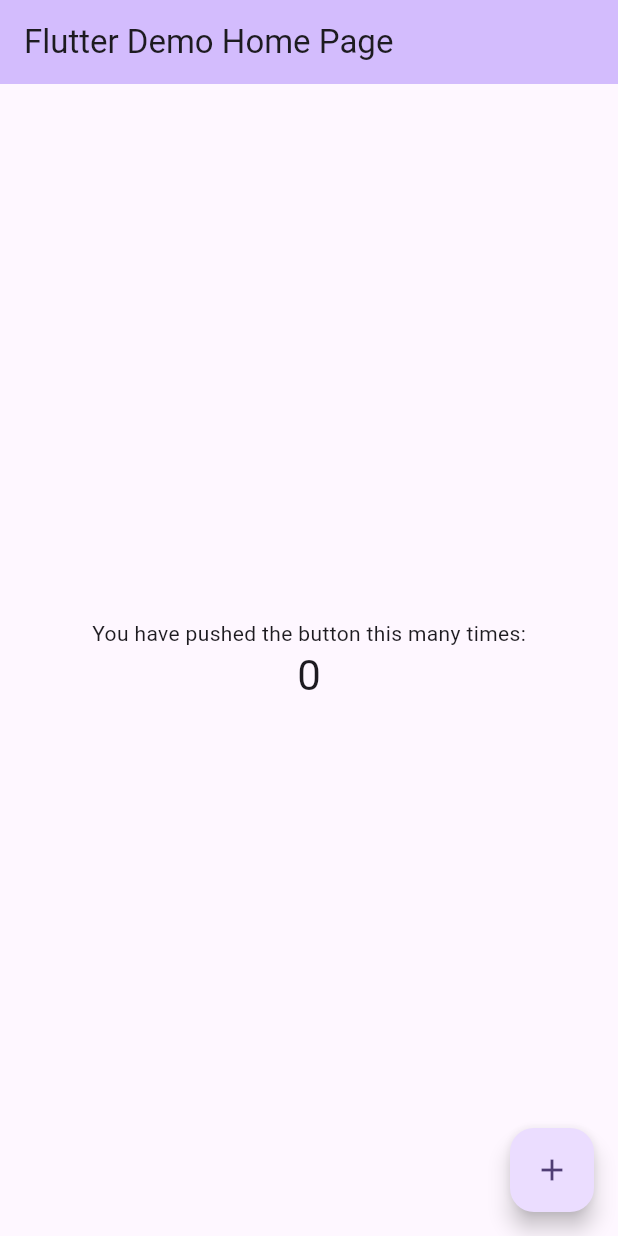
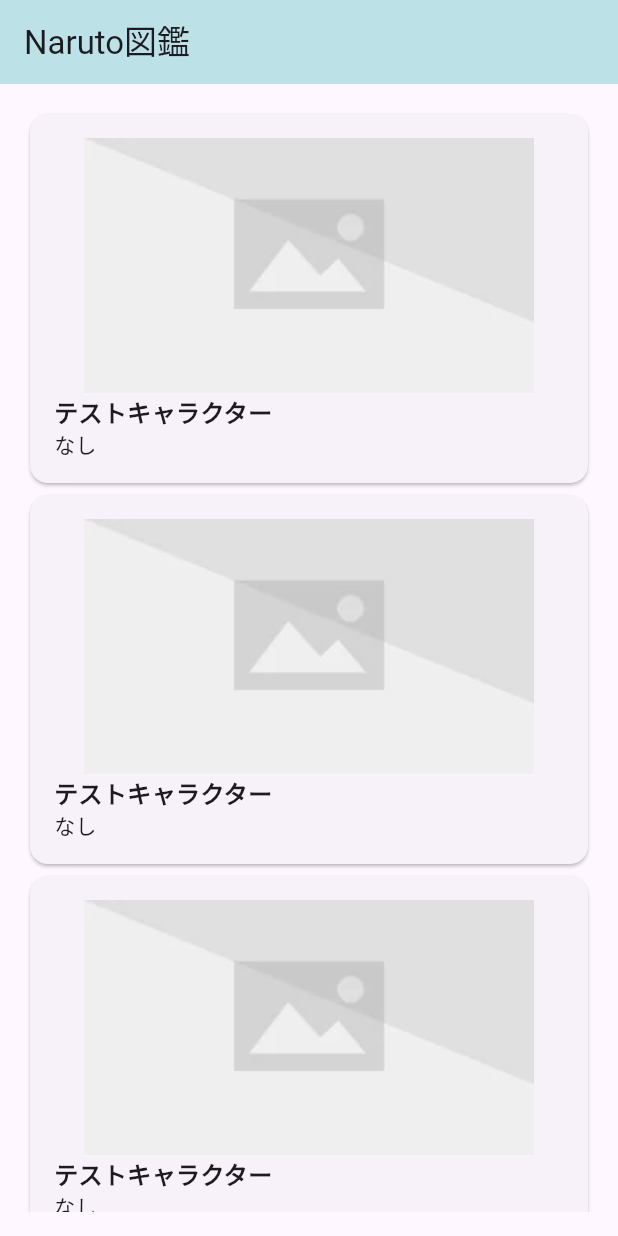
Before and after one commit to foolish-pine/udemy_naruto_app, a Flutter app: the screen it shows after launch, on a phone screen of 412 x 824 dp. Run offline on Flutter 3.47's test engine with Material 3 defaults, Android fonts, the phone set to English and light mode, and no system bars; our stand-ins replace dio, freezed_annotation; network calls fail.

Commit message:
feat: add UI

```diff
--- a/lib/main.dart
+++ b/lib/main.dart
@@ -1,4 +1,6 @@
+import 'package:dio/dio.dart';
 import 'package:flutter/material.dart';
+import 'package:udemy_naruto_app/modules/characters/character.dart';
 
 void main() {
   runApp(const MyApp());
@@ -9,60 +11,75 @@ class MyApp extends StatelessWidget {
 
   @override
   Widget build(BuildContext context) {
-    return MaterialApp(
-      title: 'Flutter Demo',
-      theme: ThemeData(
-        colorScheme: ColorScheme.fromSeed(seedColor: Colors.deepPurple),
-        useMaterial3: true,
-      ),
-      home: const MyHomePage(title: 'Flutter Demo Home Page'),
+    return const MaterialApp(
+      home: MyHomePage(),
     );
   }
 }
 
 class MyHomePage extends StatefulWidget {
-  const MyHomePage({super.key, required this.title});
-
-  final String title;
+  const MyHomePage({super.key});
 
   @override
   State<MyHomePage> createState() => _MyHomePageState();
 }
 
 class _MyHomePageState extends State<MyHomePage> {
-  int _counter = 0;
+  final _apiUrl = 'https://narutodb.xyz/api/character';
 
-  void _incrementCounter() {
-    setState(() {
-      _counter++;
-    });
+  @override
+  void initState() {
+    super.initState();
+    _fetchCharacters();
+  }
+
+  Future<void> _fetchCharacters() async {
+    final response = await Dio().get(_apiUrl);
+    final List<dynamic> data = response.data['characters'];
+    final characters = data.map((data) => Character.fromJson(data)).toList();
+    print(characters);
   }
 
   @override
   Widget build(BuildContext context) {
-    return Scaffold(
+    return MaterialApp(
+      home: Scaffold(
         appBar: AppBar(
-        backgroundColor: Theme.of(context).colorScheme.inversePrimary,
-        title: Text(widget.title),
+          title: const Text('Naruto図鑑'),
+          backgroundColor: const Color(0xFFBCE2E8),
         ),
-      body: Center(
+        body: Padding(
+          padding: const EdgeInsets.all(16),
+          child: ListView.builder(
+            itemCount: 9,
+            itemBuilder: (context, index) {
+              return const Card(
+                child: Padding(
+                  padding: EdgeInsets.all(16.0),
                   child: Column(
-          mainAxisAlignment: MainAxisAlignment.center,
-          children: <Widget>[
-            const Text(
-              'You have pushed the button this many times:',
+                    crossAxisAlignment: CrossAxisAlignment.start,
+                    children: [
+                      Center(
+                        child: Image(
+                          image: AssetImage('assets/dummy.png'),
                         ),
+                      ),
+                      Text('テストキャラクター',
+                          style: TextStyle(
+                            fontWeight: FontWeight.bold,
+                            fontSize: 16.0,
+                          )),
                       Text(
-              '$_counter',
-              style: Theme.of(context).textTheme.headlineMedium,
+                        'なし',
+                        style: TextStyle(fontSize: 14.0),
                       ),
                     ],
                   ),
                 ),
-      floatingActionButton: FloatingActionButton(
-        onPressed: _incrementCounter,
-        tooltip: 'Increment',
-        child: const Icon(Icons.add),
+              );
+            },
+          ),
+        ),
       ),
     );
   }
--- /dev/null
+++ b/lib/modules/characters/character.dart
@@ -0,0 +1,17 @@
+import 'package:freezed_annotation/freezed_annotation.dart';
+
+part 'character.freezed.dart';
+part 'character.g.dart';
+
+@freezed
+class Character with _$Character {
+  const factory Character({
+    required int id,
+    required String name,
+    required List<String> images,
+    Map<String, dynamic>? debut,
+  }) = _Character;
+
+  factory Character.fromJson(Map<String, dynamic> json) =>
+      _$CharacterFromJson(json);
+}
```
Also changed, not shown: pubspec.yaml (+7 -3 lines), lib/modules/characters/character.freezed.dart (added), lib/modules/characters/character.g.dart (added), pubspec.lock. Lines whose indentation alone changed are shown as unchanged.
